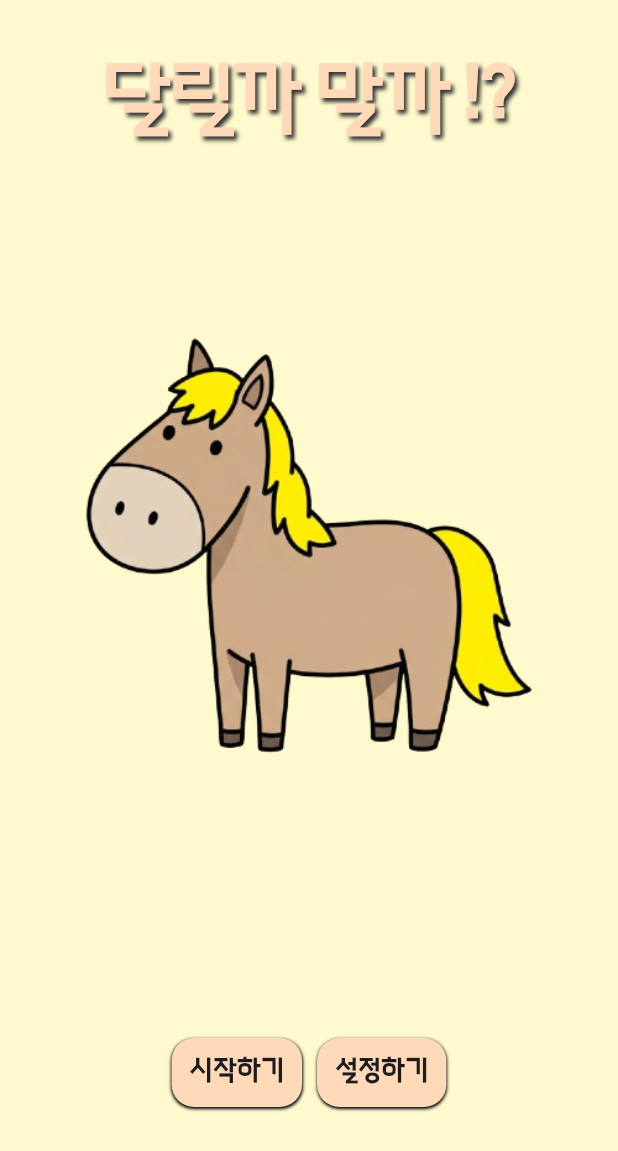
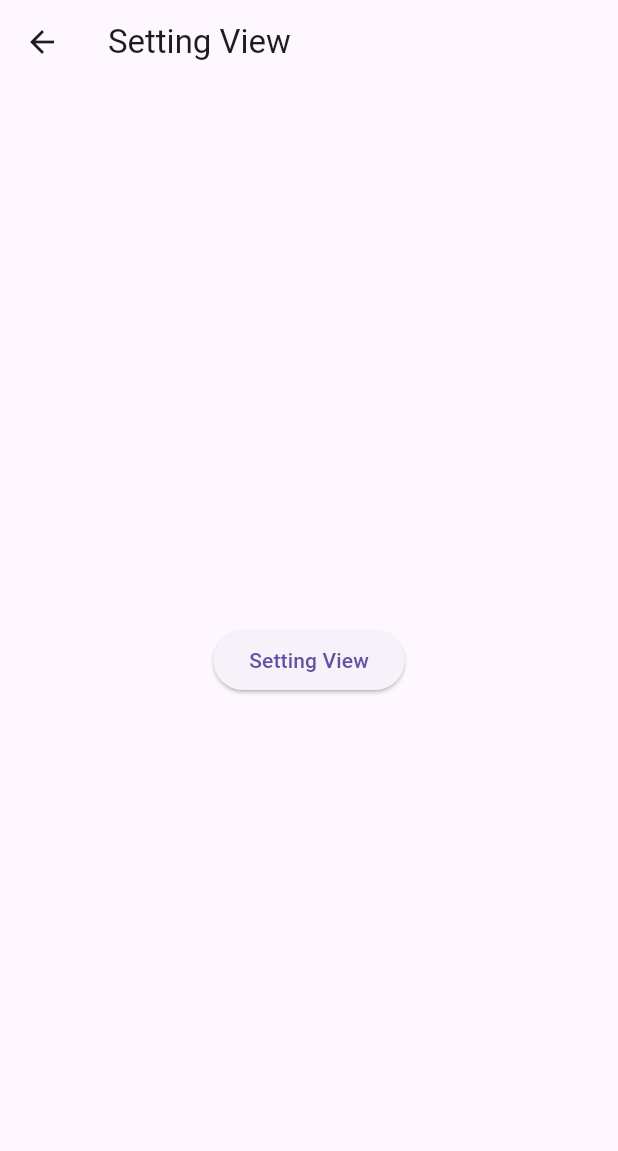
Before and after one commit to APPisode-Dev/run-or-not, a Flutter app: the screen it shows after launch, after a tap on "설정하기", on a phone screen of 412 x 824 dp. Shown: the top 1151 px of the screen. Run offline on Flutter 3.47's test engine with Material 3 defaults, Android fonts, the phone set to English and light mode, and no system bars; our stand-ins replace get_it, go_router; project files that could hold a hidden picture were left out.

Commit message:
feat/53: Setting Base 구조 개발

```diff
--- a/lib/core/di/injector.dart
+++ b/lib/core/di/injector.dart
@@ -8,6 +8,7 @@ import 'package:run_or_not/presentation/ranking/ranking_view_model.dart';
 import 'package:run_or_not/presentation/router/app_router.dart';
 import 'package:run_or_not/presentation/router/service/router_service.dart';
 import 'package:run_or_not/presentation/router/service/router_service_impl.dart';
+import 'package:run_or_not/presentation/setting/setting_view_model.dart';
 
 final getIt = GetIt.instance;
 
@@ -33,4 +34,5 @@ void setupDependencies() {
       characterTuples,
     )
   );
+  getIt.registerFactory<SettingViewModel>(() => SettingViewModel(getIt<RouterService>()));
 }
--- a/lib/presentation/home/home_intent.dart
+++ b/lib/presentation/home/home_intent.dart
@@ -1,15 +1,4 @@
 sealed class HomeIntent {}
 
-class SetLoading extends HomeIntent {
-  final bool isLoading;
-  SetLoading(this.isLoading);
-}
-
-class ChangeText extends HomeIntent {
-  final String value;
-  ChangeText(this.value);
-}
-
-class ChangeButtonTapped extends HomeIntent {}
-
-class NavigateToHomeDetail extends HomeIntent {}
+class StartButtonTapped extends HomeIntent {}
+class SettingButtonTapped extends HomeIntent {}
--- a/lib/presentation/home/home_state.dart
+++ b/lib/presentation/home/home_state.dart
@@ -1,19 +1,4 @@
 class HomeState {
-  final bool isLoading;
-  final String message;
 
-  const HomeState({
-    this.isLoading = false,
-    this.message = ""
-  });
-
-  HomeState copyWith({
-    bool? isLoading,
-    String? message
-  }) {
-    return HomeState(
-      isLoading: isLoading ?? this.isLoading,
-      message: message ?? this.message,
-    );
-  }
+  const HomeState();
 }
--- a/lib/presentation/home/home_view.dart
+++ b/lib/presentation/home/home_view.dart
@@ -57,10 +57,15 @@ class HomeView extends StatelessWidget {
                           homeButton(
                             text: '시작하기',
                             action: () {
-                              _viewModel.send(NavigateToHomeDetail());
+                              _viewModel.send(StartButtonTapped());
                             },
                           ),
-                          homeButton(text: '설정하기', action: () {}),
+                          homeButton(
+                              text: '설정하기',
+                              action: () {
+                            _viewModel.send(SettingButtonTapped());
+                            }
+                          ),
                         ],
                       ),
                     ),
--- a/lib/presentation/router/app_router.dart
+++ b/lib/presentation/router/app_router.dart
@@ -9,6 +9,8 @@ import 'package:run_or_not/presentation/home_detail/home_detail_view.dart';
 import 'package:run_or_not/presentation/home_detail/home_detail_view_model.dart';
 import 'package:run_or_not/presentation/ranking/ranking_view.dart';
 import 'package:run_or_not/presentation/ranking/ranking_view_model.dart';
+import 'package:run_or_not/presentation/setting/setting_view.dart';
+import 'package:run_or_not/presentation/setting/setting_view_model.dart';
 import 'app_screen.dart';
 
 GoRouter createRouter() {
@@ -55,6 +57,15 @@ GoRouter createRouter() {
           );
         }
       ),
+      GoRoute(
+        path: AppScreen.setting.path,
+        builder: (context, state) {
+          return ChangeNotifierProvider(
+            create: (_) => getIt<SettingViewModel>() ,
+            child: SettingView(),
+          );
+        },
+      ),
     ],
   );
 }
--- a/lib/presentation/router/app_screen.dart
+++ b/lib/presentation/router/app_screen.dart
@@ -2,7 +2,8 @@ enum AppScreen {
   home('/home'),
   homeDetail('/homeDetail'),
   gamePlay('/gamePlay'),
-  ranking('/ranking');
+  ranking('/ranking'),
+  setting('/setting');
 
   final String path;
   const AppScreen(this.path);
--- /dev/null
+++ b/lib/presentation/setting/setting_intent.dart
@@ -0,0 +1 @@
+sealed class SettingIntent {}
--- /dev/null
+++ b/lib/presentation/setting/setting_state.dart
@@ -0,0 +1,4 @@
+class SettingState {
+
+  const SettingState();
+}
--- /dev/null
+++ b/lib/presentation/setting/setting_view.dart
@@ -0,0 +1,21 @@
+import 'package:flutter/material.dart';
+
+class SettingView extends StatelessWidget {
+  const SettingView({super.key});
+
+  @override
+  Widget build(BuildContext context) {
+
+    return Scaffold(
+      appBar: AppBar(title: const Text('Setting View')),
+      body: Center(
+        child: ElevatedButton(
+          onPressed: () {
+
+          },
+          child: const Text('Setting View'),
+        ),
+      ),
+    );
+  }
+}
```
Also changed, not shown: lib/presentation/home/home_view_model.dart (+3 -20 lines), lib/presentation/setting/setting_view_model.dart (added, +32 -0 lines).
